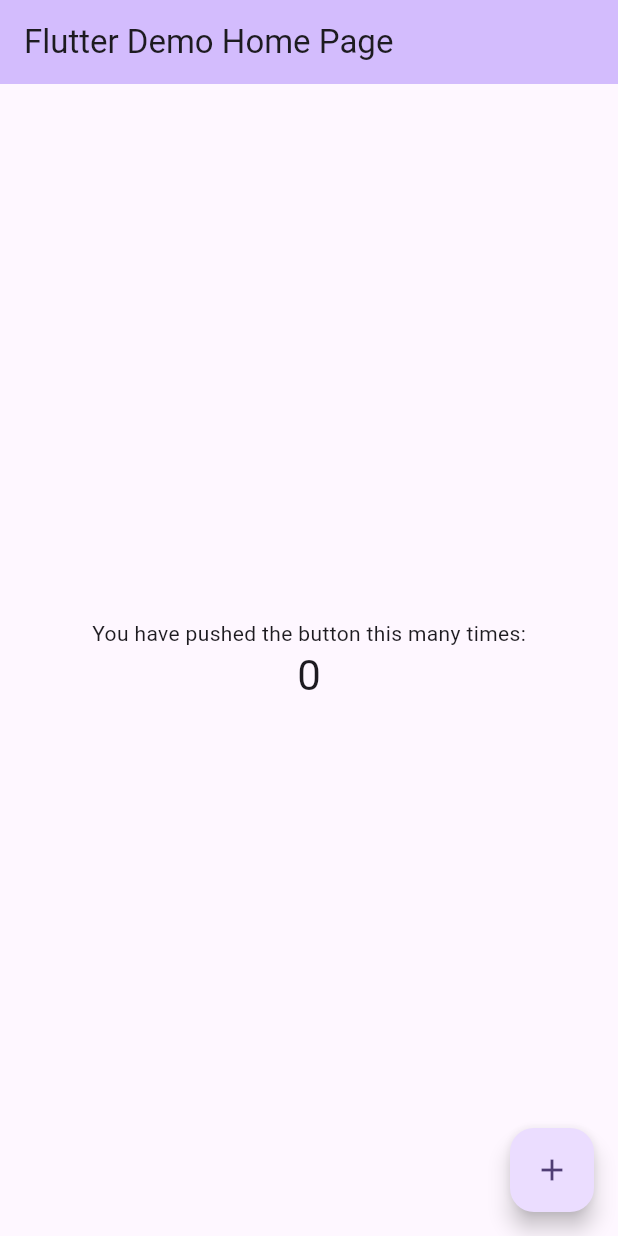
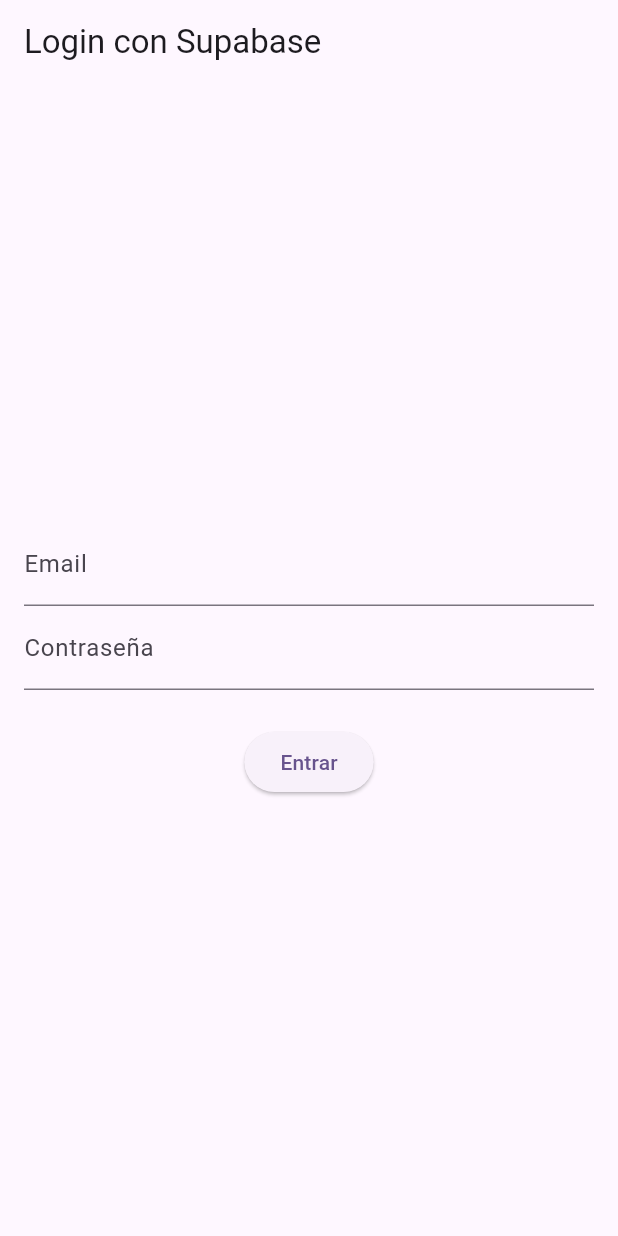
Before and after one commit to riuk950/vihomeweb, a Flutter app: the screen it shows after launch, on a phone screen of 412 x 824 dp. Run offline on Flutter 3.47's test engine with Material 3 defaults, Android fonts, the phone set to English and light mode, and no system bars; our stand-ins replace equatable, flutter_bloc, flutter_dotenv, supabase_flutter; accounts and stored records are empty.

Commit message:
New: implementacion llogica del login

```diff
--- /dev/null
+++ b/lib/features/login/data/repositories/auth_repository_impl.dart
@@ -0,0 +1,33 @@
+import 'package:supabase_flutter/supabase_flutter.dart';
+import '../../domain/entities/user_entity.dart';
+import '../../domain/repositories/auth_repository.dart';
+
+class AuthRepositoryImpl implements AuthRepository {
+  final SupabaseClient supabaseClient;
+
+  AuthRepositoryImpl(this.supabaseClient);
+
+  @override
+  Future<UserEntity?> loginWithEmail({
+    required String email,
+    required String password,
+  }) async {
+    final response = await supabaseClient.auth.signInWithPassword(
+      email: email,
+      password: password,
+    );
+
+    if (response.user != null) {
+      return UserEntity(
+        id: response.user!.id,
+        email: response.user!.email ?? '',
+      );
+    }
+    return null;
+  }
+
+  @override
+  Future<void> logout() async {
+    await supabaseClient.auth.signOut();
+  }
+}
--- /dev/null
+++ b/lib/features/login/domain/entities/user_entity.dart
@@ -0,0 +1,14 @@
+import 'package:equatable/equatable.dart';
+
+class UserEntity extends Equatable {
+  final String id;
+  final String email;
+
+  const UserEntity({
+    required this.id,
+    required this.email,
+  });
+
+  @override
+  List<Object?> get props => [id, email];
+}
--- /dev/null
+++ b/lib/features/login/domain/repositories/auth_repository.dart
@@ -0,0 +1,10 @@
+import '../entities/user_entity.dart';
+
+abstract class AuthRepository {
+  Future<UserEntity?> loginWithEmail({
+    required String email,
+    required String password,
+  });
+
+  Future<void> logout();
+}
--- /dev/null
+++ b/lib/features/login/domain/usecases/login_usecase.dart
@@ -0,0 +1,15 @@
+import '../entities/user_entity.dart';
+import '../repositories/auth_repository.dart';
+
+class LoginUseCase {
+  final AuthRepository repository;
+
+  LoginUseCase(this.repository);
+
+  Future<UserEntity?> call({
+    required String email,
+    required String password,
+  }) {
+    return repository.loginWithEmail(email: email, password: password);
+  }
+}
--- /dev/null
+++ b/lib/features/login/presentation/cubit/login_cubit.dart
@@ -0,0 +1,26 @@
+import 'package:equatable/equatable.dart';
+import 'package:flutter_bloc/flutter_bloc.dart';
+import '../../domain/entities/user_entity.dart';
+import '../../domain/usecases/login_usecase.dart';
+
+part 'login_state.dart';
+
+class LoginCubit extends Cubit<LoginState> {
+  final LoginUseCase loginUseCase;
+
+  LoginCubit({required this.loginUseCase}) : super(LoginInitial());
+
+  Future<void> login(String email, String password) async {
+    emit(LoginLoading());
+    try {
+      final user = await loginUseCase(email: email, password: password);
+      if (user != null) {
+        emit(LoginSuccess(user));
+      } else {
+        emit(const LoginFailure('Credenciales inválidas'));
+      }
+    } catch (e) {
+      emit(LoginFailure(e.toString()));
+    }
+  }
+}
--- /dev/null
+++ b/lib/features/login/presentation/cubit/login_state.dart
@@ -0,0 +1,30 @@
+part of 'login_cubit.dart';
+
+abstract class LoginState extends Equatable {
+  const LoginState();
+
+  @override
+  List<Object?> get props => [];
+}
+
+class LoginInitial extends LoginState {}
+
+class LoginLoading extends LoginState {}
+
+class LoginSuccess extends LoginState {
+  final UserEntity user;
+
+  const LoginSuccess(this.user);
+
+  @override
+  List<Object?> get props => [user];
+}
+
+class LoginFailure extends LoginState {
+  final String message;
+
+  const LoginFailure(this.message);
+
+  @override
+  List<Object?> get props => [message];
+}
--- /dev/null
+++ b/lib/features/login/presentation/pages/login_page.dart
@@ -0,0 +1,75 @@
+import 'package:flutter/material.dart';
+import 'package:flutter_bloc/flutter_bloc.dart';
+import '../cubit/login_cubit.dart';
+
+class LoginPage extends StatefulWidget {
+  const LoginPage({super.key});
+
+  @override
+  State<LoginPage> createState() => _LoginPageState();
+}
+
+class _LoginPageState extends State<LoginPage> {
+  final _emailController = TextEditingController();
+  final _passwordController = TextEditingController();
+
+  @override
+  void dispose() {
+    _emailController.dispose();
+    _passwordController.dispose();
+    super.dispose();
+  }
+
+  @override
+  Widget build(BuildContext context) {
+    return Scaffold(
+      appBar: AppBar(title: const Text('Login con Supabase')),
+      body: BlocConsumer<LoginCubit, LoginState>(
+        listener: (context, state) {
+          if (state is LoginSuccess) {
+            ScaffoldMessenger.of(context).showSnackBar(
+              SnackBar(content: Text('Bienvenido ${state.user.email}')),
+            );
+            // Navegar a home aquí
+          } else if (state is LoginFailure) {
+            ScaffoldMessenger.of(context).showSnackBar(
+              SnackBar(content: Text(state.message), backgroundColor: Colors.red),
+            );
+          }
+        },
+        builder: (context, state) {
+          return Padding(
+            padding: const EdgeInsets.all(16.0),
+            child: Column(
+              mainAxisAlignment: MainAxisAlignment.center,
+              children: [
+                TextField(
+                  controller: _emailController,
+                  decoration: const InputDecoration(labelText: 'Email'),
+                ),
+                TextField(
+                  controller: _passwordController,
+                  decoration: const InputDecoration(labelText: 'Contraseña'),
+                  obscureText: true,
+                ),
+                const SizedBox(height: 24),
+                if (state is LoginLoading)
+                  const CircularProgressIndicator()
+                else
+                  ElevatedButton(
+                    onPressed: () {
+                      context.read<LoginCubit>().login(
+                            _emailController.text,
+                            _passwordController.text,
+                          );
+                    },
+                    child: const Text('Entrar'),
+                  ),
+              ],
+            ),
+          );
+        },
+      ),
+    );
+  }
+}
--- a/lib/main.dart
+++ b/lib/main.dart
@@ -1,122 +1,47 @@
 import 'package:flutter/material.dart';
+import 'package:flutter_bloc/flutter_bloc.dart';
+import 'package:flutter_dotenv/flutter_dotenv.dart';
+import 'package:supabase_flutter/supabase_flutter.dart';
 
-void main() {
+import 'features/login/data/repositories/auth_repository_impl.dart';
+import 'features/login/domain/usecases/login_usecase.dart';
+import 'features/login/presentation/cubit/login_cubit.dart';
+import 'features/login/presentation/pages/login_page.dart';
+
+void main() async {
+  WidgetsFlutterBinding.ensureInitialized();
+
+  // Cargar variables de entorno
+  await dotenv.load(fileName: ".env");
+
+  // Inicializar Supabase
+  await Supabase.initialize(
+    url: dotenv.env['SUPABASE_URL']!,
+    anonKey: dotenv.env['SUPABASE_ANON_KEY']!,
+  );
+
   runApp(const MyApp());
 }
 
 class MyApp extends StatelessWidget {
   const MyApp({super.key});
 
-  // This widget is the root of your application.
   @override
   Widget build(BuildContext context) {
+    // Inicialización manual de dependencias
+    final authRepository = AuthRepositoryImpl(Supabase.instance.client);
+    final loginUseCase = LoginUseCase(authRepository);
+
     return MaterialApp(
-      title: 'Flutter Demo',
+      title: 'Vihomeweb',
       theme: ThemeData(
-        // This is the theme of your application.
-        //
-        // TRY THIS: Try running your application with "flutter run". You'll see
-        // the application has a purple toolbar. Then, without quitting the app,
-        // try changing the seedColor in the colorScheme below to Colors.green
-        // and then invoke "hot reload" (save your changes or press the "hot
-        // reload" button in a Flutter-supported IDE, or press "r" if you used
-        // the command line to start the app).
-        //
-        // Notice that the counter didn't reset back to zero; the application
-        // state is not lost during the reload. To reset the state, use hot
-        // restart instead.
-        //
-        // This works for code too, not just values: Most code changes can be
-        // tested with just a hot reload.
         colorScheme: ColorScheme.fromSeed(seedColor: Colors.deepPurple),
+        useMaterial3: true,
       ),
-      home: const MyHomePage(title: 'Flutter Demo Home Page'),
+      home: BlocProvider(
+        create: (context) => LoginCubit(loginUseCase: loginUseCase),
+        child: const LoginPage(),
+      ),
     );
   }
 }
-
-class MyHomePage extends StatefulWidget {
-  const MyHomePage({super.key, required this.title});
-
-  // This widget is the home page of your application. It is stateful, meaning
-  // that it has a State object (defined below) that contains fields that affect
-  // how it looks.
-
-  // This class is the configuration for the state. It holds the values (in this
-  // case the title) provided by the parent (in this case the App widget) and
-  // used by the build method of the State. Fields in a Widget subclass are
-  // always marked "final".
-
-  final String title;
-
-  @override
-  State<MyHomePage> createState() => _MyHomePageState();
-}
-
-class _MyHomePageState extends State<MyHomePage> {
-  int _counter = 0;
-
-  void _incrementCounter() {
-    setState(() {
-      // This call to setState tells the Flutter framework that something has
-      // changed in this State, which causes it to rerun the build method below
-      // so that the display can reflect the updated values. If we changed
-      // _counter without calling setState(), then the build method would not be
-      // called again, and so nothing would appear to happen.
-      _counter++;
-    });
-  }
-
-  @override
-  Widget build(BuildContext context) {
-    // This method is rerun every time setState is called, for instance as done
-    // by the _incrementCounter method above.
-    //
-    // The Flutter framework has been optimized to make rerunning build methods
-    // fast, so that you can just rebuild anything that needs updating rather
-    // than having to individually change instances of widgets.
-    return Scaffold(
-      appBar: AppBar(
-        // TRY THIS: Try changing the color here to a specific color (to
-        // Colors.amber, perhaps?) and trigger a hot reload to see the AppBar
-        // change color while the other colors stay the same.
-        backgroundColor: Theme.of(context).colorScheme.inversePrimary,
-        // Here we take the value from the MyHomePage object that was created by
-        // the App.build method, and use it to set our appbar title.
-        title: Text(widget.title),
-      ),
-      body: Center(
-        // Center is a layout widget. It takes a single child and positions it
-        // in the middle of the parent.
-        child: Column(
-          // Column is also a layout widget. It takes a list of children and
-          // arranges them vertically. By default, it sizes itself to fit its
-          // children horizontally, and tries to be as tall as its parent.
-          //
-          // Column has various properties to control how it sizes itself and
-          // how it positions its children. Here we use mainAxisAlignment to
-          // center the children vertically; the main axis here is the vertical
-          // axis because Columns are vertical (the cross axis would be
-          // horizontal).
-          //
-          // TRY THIS: Invoke "debug painting" (choose the "Toggle Debug Paint"
-          // action in the IDE, or press "p" in the console), to see the
-          // wireframe for each widget.
-          mainAxisAlignment: MainAxisAlignment.center,
-          children: <Widget>[
-            const Text('You have pushed the button this many times:'),
-            Text(
-              '$_counter',
-              style: Theme.of(context).textTheme.headlineMedium,
-            ),
-          ],
-        ),
-      ),
-      floatingActionButton: FloatingActionButton(
-        onPressed: _incrementCounter,
-        tooltip: 'Increment',
-        child: const Icon(Icons.add),
-      ), // This trailing comma makes auto-formatting nicer for build methods.
-    );
-  }
-}
```
Also changed, not shown: pubspec.yaml (+6 -2 lines), pubspec.lock, 1 other file.
